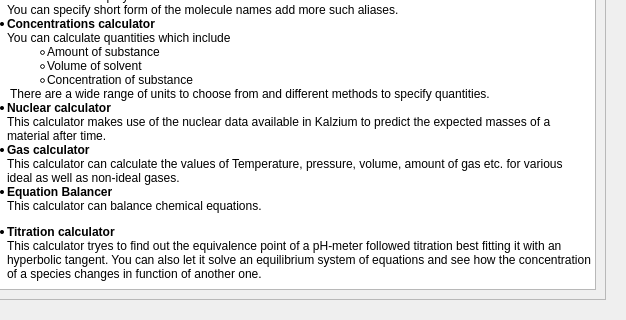
Before: the Qt Designer form src/calculator/calculator.ui in KDE/kalzium, drawn with Qt 5; both pictures show x 274 to 900 and y 280 to 600 of the 900 by 600 pixel window.
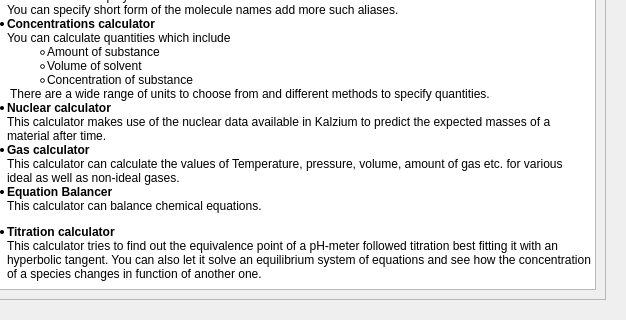
After: the same form once the commit is applied. Custom widgets are drawn as their Qt base class.

Commit message: fix typo: tryes->tries

```diff
--- a/src/calculator/calculator.ui
+++ b/src/calculator/calculator.ui
@@ -199,7 +199,7 @@
 &lt;li style=&quot; font-family:'DejaVu Sans';&quot; style=&quot; margin-top:0px; margin-bottom:0px; margin-left:0px; margin-right:0px; -qt-block-indent:0; text-indent:0px;&quot;&gt;&lt;span style=&quot; font-weight:600;&quot;&gt;Nuclear calculator&lt;br /&gt;&lt;/span&gt;This calculator makes use of the nuclear data available in Kalzium to predict the expected masses of a material after time.&lt;/li&gt;
 &lt;li style=&quot; font-family:'DejaVu Sans';&quot; style=&quot; margin-top:0px; margin-bottom:0px; margin-left:0px; margin-right:0px; -qt-block-indent:0; text-indent:0px;&quot;&gt;&lt;span style=&quot; font-weight:600;&quot;&gt;Gas calculator&lt;br /&gt;&lt;/span&gt;This calculator can calculate the values of Temperature, pressure, volume, amount of gas etc. for various ideal as well as non-ideal gases.&lt;/li&gt;
 &lt;li style=&quot; font-family:'DejaVu Sans';&quot; style=&quot; margin-top:0px; margin-bottom:12px; margin-left:0px; margin-right:0px; -qt-block-indent:0; text-indent:0px;&quot;&gt;&lt;span style=&quot; font-weight:600;&quot;&gt;Equation Balancer&lt;br /&gt;&lt;/span&gt;This calculator can balance chemical equations.&lt;/li&gt;
-&lt;li style=&quot; font-family:'DejaVu Sans';&quot; style=&quot; margin-top:0px; margin-bottom:12px; margin-left:0px; margin-right:0px; -qt-block-indent:0; text-indent:0px;&quot;&gt;&lt;span style=&quot; font-weight:600;&quot;&gt;Titration calculator&lt;br /&gt;&lt;/span&gt;This calculator tryes to find out the equivalence point of a pH-meter followed titration best fitting it with an hyperbolic tangent. You can also let it solve an equilibrium system of equations and see how the concentration of a species changes in function of another one.&lt;/li&gt;&lt;/ul&gt;&lt;/body&gt;&lt;/html&gt;</string>
+&lt;li style=&quot; font-family:'DejaVu Sans';&quot; style=&quot; margin-top:0px; margin-bottom:12px; margin-left:0px; margin-right:0px; -qt-block-indent:0; text-indent:0px;&quot;&gt;&lt;span style=&quot; font-weight:600;&quot;&gt;Titration calculator&lt;br /&gt;&lt;/span&gt;This calculator tries to find out the equivalence point of a pH-meter followed titration best fitting it with an hyperbolic tangent. You can also let it solve an equilibrium system of equations and see how the concentration of a species changes in function of another one.&lt;/li&gt;&lt;/ul&gt;&lt;/body&gt;&lt;/html&gt;</string>
             </property>
            </widget>
           </item>
```
